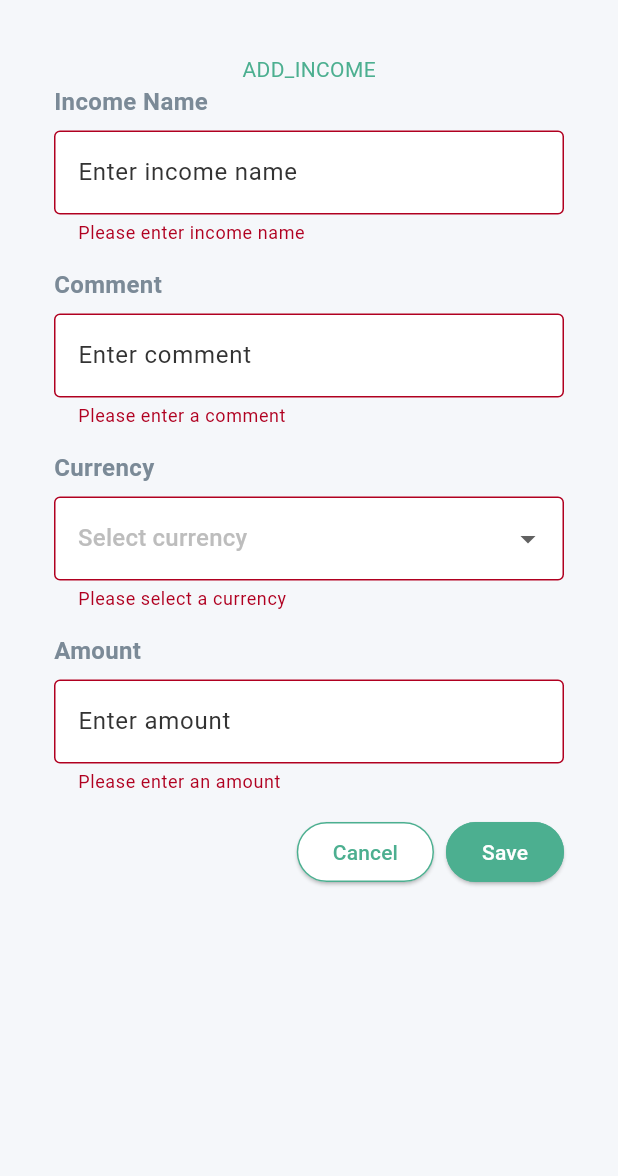
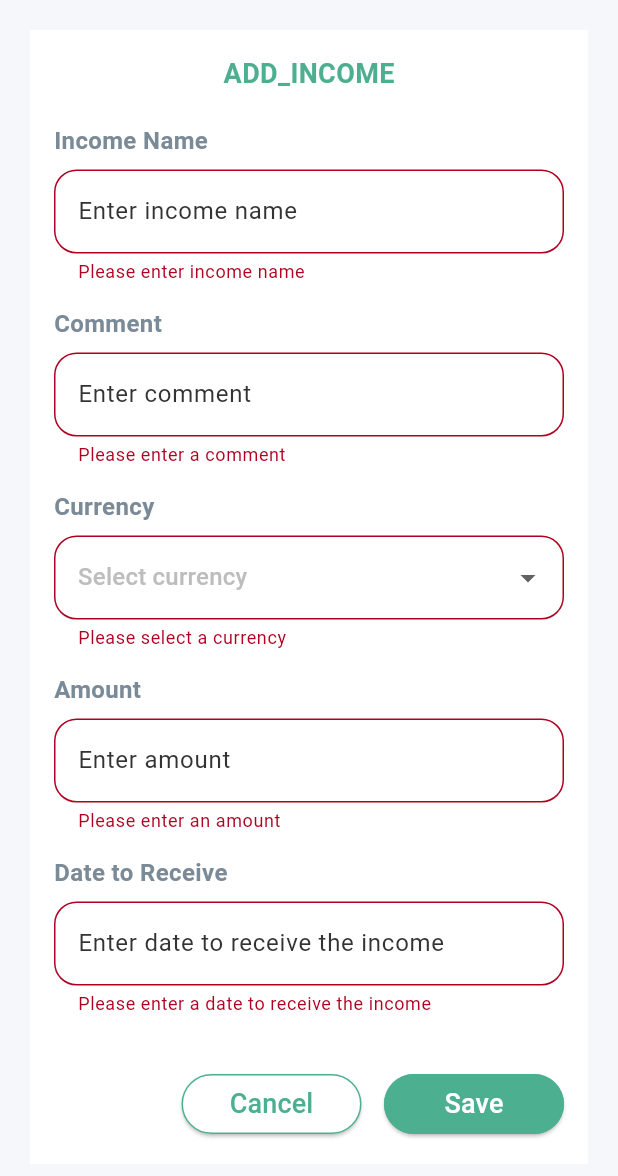
Before and after one commit to djag07907/web_personal_finances, a Flutter app: the AddIncomeBody widget shown alone on an empty page, opened directly, after a tap on "Save", on a phone screen of 412 x 824 dp. Shown: the top 1176 px of the screen. Run offline on Flutter 3.47's test engine with Material 3 defaults, Android fonts, the phone set to English and light mode, and no system bars; our stand-ins replace equatable, firebase_auth, firebase_core, fl_chart, flutter_bloc, flutter_dotenv and 3 more; missing offline and left inert: flutter_side_menu, internationalization; accounts and stored records are empty.

Commit message:
data table, options and UI refactor

```diff
--- a/lib/addIncome/model/income_data.dart
+++ b/lib/addIncome/model/income_data.dart
@@ -3,11 +3,13 @@ class IncomeItem {
   final String comment;
   final String currency;
   final double amount;
+  final String dateToReceive;
 
   IncomeItem({
     required this.name,
     required this.comment,
     required this.currency,
     required this.amount,
+    required this.dateToReceive,
   });
 }
--- a/lib/addIncome/widget/add_income_body.dart
+++ b/lib/addIncome/widget/add_income_body.dart
@@ -4,6 +4,7 @@ import 'package:web_personal_finances/commons/inputs/custom_label_input.dart';
 import 'package:web_personal_finances/commons/inputs/custom_label_selector.dart';
 import 'package:web_personal_finances/commons/utils/money_input_formatter.dart';
 import 'package:web_personal_finances/resources/colors_constants.dart';
+import 'package:web_personal_finances/resources/fonts_constants.dart';
 
 class AddIncomeBody extends StatefulWidget {
   const AddIncomeBody({super.key});
@@ -17,6 +18,8 @@ class _AddIncomeBodyState extends State<AddIncomeBody> {
   final TextEditingController _nameController = TextEditingController();
   final TextEditingController _commentController = TextEditingController();
   final TextEditingController _amountController = TextEditingController();
+  final TextEditingController _dateToReceiveController =
+      TextEditingController();
   late String incomeName;
   late String incomeComment;
   late double incomeAmount;
@@ -32,7 +35,7 @@ class _AddIncomeBodyState extends State<AddIncomeBody> {
     return Container(
       width: 400,
       decoration: BoxDecoration(
-        color: LightColors.background,
+        color: white,
       ),
       padding: const EdgeInsets.all(16.0),
       margin: EdgeInsets.all(20.0),
@@ -41,10 +44,19 @@ class _AddIncomeBodyState extends State<AddIncomeBody> {
         child: Column(
           mainAxisSize: MainAxisSize.min,
           children: <Widget>[
-            Center(
+            Padding(
+              padding: const EdgeInsets.only(
+                bottom: 20.0,
+              ),
+              child: Center(
                 child: Text(
                   'ADD_INCOME',
-                style: TextStyle(color: LightColors.primary),
+                  style: TextStyle(
+                    fontSize: fontSize18,
+                    color: LightColors.primary,
+                    fontWeight: FontWeight.bold,
+                  ),
+                ),
               ),
             ),
             CustomLabelInput(
@@ -106,31 +118,52 @@ class _AddIncomeBodyState extends State<AddIncomeBody> {
               },
               controller: _amountController,
             ),
+            CustomLabelInput(
+              label: 'Date to Receive',
+              hintText: 'Enter date to receive the income',
+              keyboardType: TextInputType.numberWithOptions(
+                decimal: true,
+              ),
+              // inputFormatters: <MoneyInputFormatter>[
+              //   MoneyInputFormatter(),
+              // ],
+              validator: (final String? value) {
+                if (value == null || value.isEmpty) {
+                  return 'Please enter a date to receive the income';
+                }
+                return null;
+              },
+              controller: _dateToReceiveController,
+            ),
+            SizedBox(
+              height: 20.0,
+            ),
             Row(
+              spacing: 15.0,
               mainAxisAlignment: MainAxisAlignment.end,
               children: <Widget>[
-                CustomButton(
+                SizedBox(
+                  width: 120,
+                  child: CustomButton(
                     text: 'Cancel',
                     isPrimary: false,
                     onPressed: () {
                       Navigator.of(context).pop();
                     },
                   ),
-                const SizedBox(width: 8),
-                CustomButton(
+                ),
+                SizedBox(
+                  width: 120,
+                  child: CustomButton(
                     text: 'Save',
                     isPrimary: true,
                     onPressed: () {
                       if (_formKey.currentState!.validate()) {
-                      final String name = _nameController.text;
-                      final String comment = _commentController.text;
-                      final double amount =
-                          double.tryParse(_amountController.text) ?? 0.0;
-                      final String? currency = selectedCurrency;
-                      // You might want to add the new income to the list or perform any other action
+                        //TODO: Validate and add income integration
                         Navigator.of(context).pop();
                       }
                     },
+                  ),
                 ),
               ],
             ),
--- a/lib/commons/button/custom_button.dart
+++ b/lib/commons/button/custom_button.dart
@@ -1,5 +1,6 @@
 import 'package:flutter/material.dart';
 import 'package:web_personal_finances/resources/colors_constants.dart';
+import 'package:web_personal_finances/resources/fonts_constants.dart';
 
 class CustomButton extends StatelessWidget {
   final String text;
@@ -27,7 +28,12 @@ class CustomButton extends StatelessWidget {
           ),
         ),
       ),
-      child: Text(text),
+      child: Text(
+        text,
+        style: TextStyle(
+          fontSize: fontSize18,
+        ),
+      ),
     );
   }
 }
--- a/lib/commons/header/custom_header.dart
+++ b/lib/commons/header/custom_header.dart
@@ -39,6 +39,7 @@ class CustomHeader extends StatelessWidget {
               style: Theme.of(context).textTheme.headlineLarge!.copyWith(
                     fontSize: fontSize22,
                     color: LightColors.primary,
+                    fontWeight: FontWeight.bold,
                   ),
             ),
           ),
--- a/lib/commons/inputs/custom_label_input.dart
+++ b/lib/commons/inputs/custom_label_input.dart
@@ -30,7 +30,10 @@ class CustomLabelInput extends StatelessWidget {
         children: <Widget>[
           Text(
             label,
-            style: TextStyle(fontSize: 16, fontWeight: FontWeight.bold),
+            style: TextStyle(
+              fontSize: 16,
+              fontWeight: FontWeight.bold,
+            ),
           ),
           TextFormField(
             controller: controller,
@@ -38,7 +41,9 @@ class CustomLabelInput extends StatelessWidget {
             inputFormatters: inputFormatters,
             decoration: InputDecoration(
               hintText: hintText,
-              border: OutlineInputBorder(),
+              border: OutlineInputBorder(
+                borderRadius: BorderRadius.circular(15.0),
+              ),
               filled: true,
               fillColor: white,
             ),
--- a/lib/commons/inputs/custom_label_selector.dart
+++ b/lib/commons/inputs/custom_label_selector.dart
@@ -29,7 +29,10 @@ class CustomLabelSelector extends StatelessWidget {
         children: <Widget>[
           Text(
             label,
-            style: TextStyle(fontSize: 16, fontWeight: FontWeight.bold),
+            style: TextStyle(
+              fontSize: 16,
+              fontWeight: FontWeight.bold,
+            ),
           ),
           DropdownButtonFormField<String>(
             value: selectedValue,
@@ -49,7 +52,9 @@ class CustomLabelSelector extends StatelessWidget {
             onChanged: onChanged,
             validator: validator,
             decoration: InputDecoration(
-              border: OutlineInputBorder(),
+              border: OutlineInputBorder(
+                borderRadius: BorderRadius.circular(15.0),
+              ),
               filled: true,
               fillColor: white,
             ),
--- a/lib/incomes/model/income_item.dart
+++ b/lib/incomes/model/income_item.dart
@@ -1,13 +1,19 @@
 class IncomeItem {
+  final String id;
   final String name;
   final String comment;
   final String currency;
   final double amount;
+  final String dateToReceive;
+  final bool status;
 
   IncomeItem({
+    required this.id,
     required this.name,
     required this.comment,
     required this.currency,
     required this.amount,
+    required this.dateToReceive,
+    required this.status,
   });
 }
```
Also changed, not shown: lib/commons/chip/custom_chip_status.dart (added, +36 -0 lines), lib/commons/enum/custom_action_options.dart (added, +25 -0 lines), lib/commons/popupMenu/popup_item.dart (added, +9 -0 lines), lib/commons/popupMenu/primary_popup_menu.dart (added, +140 -0 lines), lib/commons/table/custom_data_table.dart (added, +111 -0 lines), lib/incomes/widget/incomes_body.dart (+99 -12 lines), lib/incomes/widget/incomes_list_table.dart (deleted, +0 -70 lines), lib/menu/widget/side_menu.dart (+14 -0 lines). Lines whose indentation alone changed are shown as unchanged.
